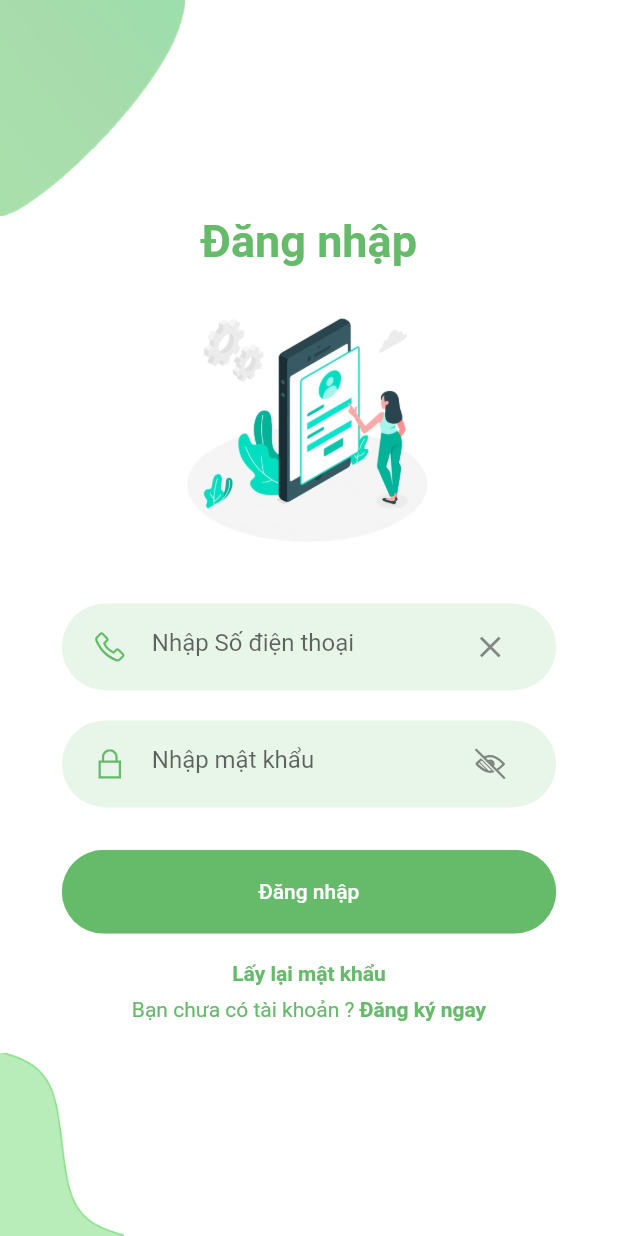
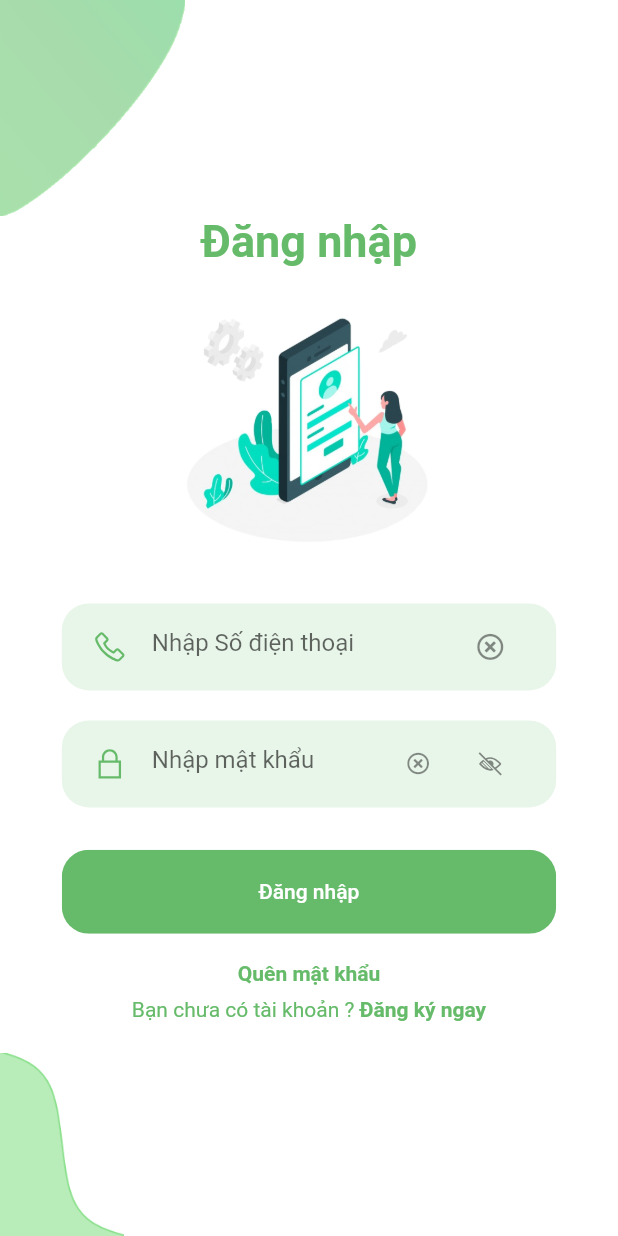
Before and after one commit to hoangphan3565/KLTN-chari, a Flutter app: the screen it shows after launch, item 2 of the bottom bar chosen, after a tap on "Đăng nhập", on a phone screen of 412 x 824 dp. Run offline on Flutter 3.47's test engine with Material 2 defaults, Android fonts, the phone set to English and light mode, and no system bars; our stand-ins replace carousel_slider, chewie, cloud_firestore, curved_navigation_bar, custom_radio_grouped_button, firebase_auth and 9 more; accounts and stored records are empty; network calls fail; project files that could hold a hidden picture were left out.

Commit message:
Cập nhật UI cho ứng dụng mobile

```diff
--- a/charity_donator_app/lib/screens/appbar_screen.dart
+++ b/charity_donator_app/lib/screens/appbar_screen.dart
@@ -23,13 +23,15 @@ class AppBarScreen extends StatefulWidget {
 
 class _AppBarScreenState extends State<AppBarScreen> {
   // final Firestore _db = Firestore.instance;
-  // StreamSubscription iosSubscription;
+  StreamSubscription iosSubscription;
 
   final FirebaseMessaging _fcm = FirebaseMessaging();
 
   Timer _getNewDataAfter;
   int _page = 0;
-  GlobalKey _bottomNavigationKey = GlobalKey();
+  GlobalKey _bottomNavigationKeyUnLogged = GlobalKey();
+  GlobalKey _bottomNavigationKeyLogged = GlobalKey();
+
   bool islogin = false;
   var projects = new List<Project>();
   var project_types = new List<ProjectType>();
@@ -58,10 +60,10 @@ class _AppBarScreenState extends State<AppBarScreen> {
     });
 
     _fcm.subscribeToTopic('project_added');
-    // if(Platform.isIOS){
-    //   iosSubscription = _fcm.onIosSettingsRegistered.listen((event) {_saveDeviceToken();});
-    //   _fcm.requestNotificationPermissions(IosNotificationSettings());
-    // } else { _saveDeviceToken();}
+    if(Platform.isIOS){
+      iosSubscription = _fcm.onIosSettingsRegistered.listen((event) {_saveDeviceToken();});
+      _fcm.requestNotificationPermissions(IosNotificationSettings());
+    } else { _saveDeviceToken();}
 
     _fcm.configure(
       onMessage: (Map<String,dynamic> message) async{
@@ -78,27 +80,9 @@ class _AppBarScreenState extends State<AppBarScreen> {
       },
       onResume: (Map<String,dynamic> message) async{
         print("onResume: $message");
-        Fluttertoast.showToast(
-            msg: message['notification']['title']+": "+message['notification']['body'],
-            toastLength: Toast.LENGTH_LONG,
-            gravity: ToastGravity.TOP,
-            timeInSecForIosWeb: 2,
-            backgroundColor: Colors.blueAccent,
-            textColor: Colors.white,
-            fontSize: 16.0
-        );
       },
       onLaunch: (Map<String,dynamic> message) async{
         print("onLaunch: $message");
-        Fluttertoast.showToast(
-            msg: message['notification']['title']+": "+message['notification']['body'],
-            toastLength: Toast.LENGTH_LONG,
-            gravity: ToastGravity.TOP,
-            timeInSecForIosWeb: 2,
-            backgroundColor: Colors.blueAccent,
-            textColor: Colors.white,
-            fontSize: 16.0
-        );
       },
     );
   }
@@ -162,7 +146,8 @@ class _AppBarScreenState extends State<AppBarScreen> {
       if(token==null || expirationDate.isBefore(now)) {
         islogin=false;
         prefs.clear();
-      }else{
+      }
+      else{
         islogin=true;
         donator.full_name = prefs.getString('donator_full_name').toString();
         donator.id = prefs.getInt('donator_id');
@@ -173,34 +158,43 @@ class _AppBarScreenState extends State<AppBarScreen> {
     });
   }
 
-  // _saveDeviceToken() async{
-  //   // Get current user
-  //   String uid = '';
-  //   // FirebaseUser user = await _auth.currentUser();
-  //
-  //   // Get the token for this device
-  //   String fcmToken = await _fcm.getToken();
-  //
-  //   // Save it to Firestore
-  //   if(fcmToken != null){
-  //     var tokenRef = _db
-  //         .collection('users')
-  //         .document(uid)
-  //         .collection('token')
-  //         .document(fcmToken);
-  //     await tokenRef.setData({
-  //       'token': fcmToken,
-  //       'createdAt':FieldValue.serverTimestamp(),
-  //       'platform':Platform.operatingSystem
-  //     });
-  //   }
-  // }
+  _saveDeviceToken() async{
+    String fcmToken = await _fcm.getToken();
+    if(islogin==true){
+      API.saveFCMToken(this.donator.phone_number, fcmToken);
+    }
+  }
 
   @override
   Widget build(BuildContext context) {
-    return Scaffold(
+    return this.islogin==false ?
+    Scaffold(
+        bottomNavigationBar:
+        CurvedNavigationBar(
+          key: _bottomNavigationKeyUnLogged,
+          index: 0,
+          height: 50.0,
+          items: <Widget>[
+            Icon(Icons.home, size: 30,color: Colors.green[600],),
+            Icon(Icons.account_circle, size: 30,color: Colors.green[600],),
+          ],
+          color: Colors.green[100],
+          buttonBackgroundColor: Colors.green[100],
+          backgroundColor: Colors.white,
+          animationCurve: Curves.easeInOut,
+          animationDuration: Duration(milliseconds: 300),
+          onTap: (index) {
+            setState(() {
+              _page = index;
+            });
+          },
+        ),
+        body: _page == 0 ? HomeScreen(projects: this.projects,project_types :this.project_types,isLogin: this.islogin,) : AskScreen()
+    )
+        :
+    Scaffold(
         bottomNavigationBar: CurvedNavigationBar(
-          key: _bottomNavigationKey,
+          key: _bottomNavigationKeyLogged,
           index: 0,
           height: 50.0,
           items: <Widget>[
@@ -227,15 +221,11 @@ class _AppBarScreenState extends State<AppBarScreen> {
             });
           },
         ),
-        body: islogin == false ?
-              (_page == 0 ? HomeScreen(projects: this.projects,project_types :this.project_types,isLogin: this.islogin,)
-              : AskScreen())
-            :
-              (_page == 0 ? HomeScreen(projects: this.projects, project_types: this.project_types,isLogin: this.islogin)
-              : _page == 1 ? FavoriteScreen(projects: this.projects)
-              : _page == 2 ? NotificationsScreen()
-              : _page == 3 ? HistoryScreen(donate_details_list: this.donate_details_list,projects: this.projects)
-              : PersonalScreen(donator: this.donator))
+        body: (_page == 0 ? HomeScreen(projects: this.projects, project_types: this.project_types,isLogin: this.islogin)
+            : _page == 1 ? FavoriteScreen(projects: this.projects)
+            : _page == 2 ? NotificationsScreen()
+            : _page == 3 ? HistoryScreen(donate_details_list: this.donate_details_list,projects: this.projects)
+            : PersonalScreen(donator: this.donator))
     );
   }
 }
--- a/charity_donator_app/lib/screens/authentication/enter_code_screen.dart
+++ b/charity_donator_app/lib/screens/authentication/enter_code_screen.dart
@@ -124,7 +124,7 @@ class _EnterCodeScreenState extends State<EnterCodeScreen> {
                 icon: LineAwesomeIcons.key,
                 keyboardType: TextInputType.number,
                 controller: _codeController,
-                onTopClearIcon: ()=>{_codeController.clear()},
+                onTapClearIcon: ()=>{_codeController.clear()},
                 onChanged: (value) {},
               ),
               RoundedButton(
--- a/charity_donator_app/lib/screens/authentication/forgot_password_screen.dart
+++ b/charity_donator_app/lib/screens/authentication/forgot_password_screen.dart
@@ -118,7 +118,7 @@ class _ForgotPasswordScreenState extends State<ForgotPasswordScreen>{
                 icon: LineAwesomeIcons.phone,
                 keyboardType: TextInputType.number,
                 controller: _usernameController,
-                onTopClearIcon: ()=>{_usernameController.clear()},
+                onTapClearIcon: ()=>{_usernameController.clear()},
                 onChanged: (value) {},
               ),
 
--- a/charity_donator_app/lib/screens/authentication/login_screen.dart
+++ b/charity_donator_app/lib/screens/authentication/login_screen.dart
@@ -217,7 +217,7 @@ class _LoginScreenState extends State<LoginScreen>{
                   icon: LineAwesomeIcons.phone,
                   keyboardType: TextInputType.number,
                   controller: _usernameController,
-                  onTopClearIcon: ()=>{_usernameController.clear()},
+                  onTapClearIcon: ()=>{_usernameController.clear()},
                   onChanged: (value) {},
                 ),
                 RoundedPasswordField(
@@ -225,7 +225,8 @@ class _LoginScreenState extends State<LoginScreen>{
                   obscureText: notSeePassword,
                   icon: LineAwesomeIcons.lock,
                   controller: _passwordController,
-                  onTapSuffixIcon: ()=>{
+                  onTapClearIcon: ()=>{_passwordController.clear()},
+                  switchObscureTextMode: ()=>{
                     if(notSeePassword==true){
                       setState((){notSeePassword=false;})
                     }else{
@@ -250,7 +251,7 @@ class _LoginScreenState extends State<LoginScreen>{
                         Navigator.pushReplacement(context,MaterialPageRoute(builder: (BuildContext ctx) => ForgotPasswordScreen()))
                       },
                       child: Text(
-                        "Lấy lại mật khẩu",
+                        "Quên mật khẩu",
                         style: TextStyle(
                           color: kPrimaryColor,
                           fontWeight: FontWeight.bold,
--- a/charity_donator_app/lib/screens/authentication/recover_password_screen.dart
+++ b/charity_donator_app/lib/screens/authentication/recover_password_screen.dart
@@ -93,7 +93,8 @@ class _RecoverPasswordScreenState extends State<RecoverPasswordScreen>{
                 icon: LineAwesomeIcons.lock_open,
                 obscureText: notSeePassword1,
                 controller: _password1Controller,
-                onTapSuffixIcon: ()=>{
+                onTapClearIcon: ()=>{_password1Controller.clear()},
+                switchObscureTextMode: ()=>{
                   if(notSeePassword1==true){
                     setState((){notSeePassword1=false;})
                   }else{
@@ -107,7 +108,8 @@ class _RecoverPasswordScreenState extends State<RecoverPasswordScreen>{
                 icon: LineAwesomeIcons.lock,
                 obscureText: notSeePassword2,
                 controller: _password2Controller,
-                onTapSuffixIcon: ()=>{
+                onTapClearIcon: ()=>{_password2Controller.clear()},
+                switchObscureTextMode: ()=>{
                   if(notSeePassword2==true){
                     setState((){notSeePassword2=false;})
                   }else{
--- a/charity_donator_app/lib/screens/donate/donate_screen.dart
+++ b/charity_donator_app/lib/screens/donate/donate_screen.dart
@@ -155,7 +155,7 @@ class _DonateScreenState extends State<DonateScreen> {
                       icon: Icons.favorite,
                       keyboardType: TextInputType.number,
                       controller: _moneyControllerField,
-                      onTopClearIcon: ()=>{
+                      onTapClearIcon: ()=>{
                         _moneyControllerField.clear(),
                         setState(() {
                           str_donate_money = '';
@@ -198,7 +198,7 @@ class _DonateScreenState extends State<DonateScreen> {
                       icon: Icons.messenger_outline,
                       keyboardType: TextInputType.text,
                       controller: _messageControllerField,
-                      onTopClearIcon: ()=>{_messageControllerField.clear()},
+                      onTapClearIcon: ()=>{_messageControllerField.clear()},
                       onChanged: (value) {},
                     ),
                     RoundedButton(
--- a/charity_donator_app/lib/screens/personal/personal_screen.dart
+++ b/charity_donator_app/lib/screens/personal/personal_screen.dart
@@ -8,6 +8,7 @@ import 'package:charity_donator_app/screens/screens.dart';
 import 'package:charity_donator_app/services/services.dart';
 import 'package:charity_donator_app/utility/utility.dart';
 import 'package:charity_donator_app/widgets/widgets.dart';
+import 'package:firebase_messaging/firebase_messaging.dart';
 import 'package:flutter/material.dart';
 import 'package:fluttertoast/fluttertoast.dart';
 import 'package:http/http.dart' as http;
@@ -111,7 +112,7 @@ class _PersonalScreenState extends State<PersonalScreen> {
                       hintText: 'Họ và tên',
                       keyboardType: TextInputType.name,
                       controller: _fullnameField,
-                      onTopClearIcon: ()=>{_fullnameField.clear()},
+                      onTapClearIcon: ()=>{_fullnameField.clear()},
                       onChanged: (value) {},
                     ),
                     RoundedInputField(
@@ -119,7 +120,7 @@ class _PersonalScreenState extends State<PersonalScreen> {
                       hintText: 'Địa chỉ',
                       keyboardType: TextInputType.streetAddress,
                       controller: _addressField,
-                      onTopClearIcon: ()=>{_addressField.clear()},
+                      onTapClearIcon: ()=>{_addressField.clear()},
                       onChanged: (value) {},
                     ),
 
@@ -223,6 +224,7 @@ class _PersonalScreenState extends State<PersonalScreen> {
                       fontsize: 17,
                       press: () async {
                         SharedPreferences prefs = await SharedPreferences.getInstance();
+                        API.saveFCMToken(prefs.getString('username'), null);
                         await prefs.clear();
                         Navigator.pushReplacement(context,MaterialPageRoute(builder: (BuildContext ctx) => AppBarScreen()));
                       },
--- a/charity_donator_app/lib/services/send_feedbacks_service.dart
+++ b/charity_donator_app/lib/services/send_feedbacks_service.dart
@@ -41,7 +41,7 @@ class FeedBackService{
                       icon: Icons.adjust,
                       keyboardType: TextInputType.text,
                       controller: _titleField,
-                      onTopClearIcon: ()=>{_titleField.clear()},
+                      onTapClearIcon: ()=>{_titleField.clear()},
                       hintText: 'Tiêu đề',
                       onChanged: (value) {},
                     ),
@@ -49,7 +49,7 @@ class FeedBackService{
                       icon: Icons.message,
                       keyboardType: TextInputType.text,
                       controller: _descriptionField,
-                      onTopClearIcon: ()=>{_descriptionField.clear()},
+                      onTapClearIcon: ()=>{_descriptionField.clear()},
                       hintText: 'Nội dung đóng góp',
                       onChanged: (value) {},
                     ),
--- a/charity_donator_app/lib/widgets/rounded_button.dart
+++ b/charity_donator_app/lib/widgets/rounded_button.dart
@@ -22,7 +22,7 @@ class RoundedButton extends StatelessWidget {
       margin: EdgeInsets.symmetric(vertical: 10),
       width: size.width * 0.8,
       child: ClipRRect(
-        borderRadius: BorderRadius.circular(29),
+        borderRadius: BorderRadius.circular(18),
         child: FlatButton(
           padding: EdgeInsets.symmetric(vertical: 20, horizontal: 40),
           color: color,
--- a/charity_donator_app/lib/widgets/rounded_input_field.dart
+++ b/charity_donator_app/lib/widgets/rounded_input_field.dart
@@ -1,12 +1,13 @@
 import 'package:charity_donator_app/constants.dart';
 import 'package:charity_donator_app/widgets/widgets.dart';
 import 'package:flutter/material.dart';
+import 'package:font_awesome_flutter/font_awesome_flutter.dart';
 
 class RoundedInputField extends StatelessWidget {
   final String hintText;
   final IconData icon;
   final bool showClearIcon;
-  final Function onTopClearIcon;
+  final Function onTapClearIcon;
   final TextEditingController controller;
   final ValueChanged<String> onChanged;
   final TextInputType keyboardType;
@@ -19,7 +20,7 @@ class RoundedInputField extends StatelessWidget {
     this.controller,
     this.icon,
     this.showClearIcon,
-    this.onTopClearIcon,
+    this.onTapClearIcon,
     this.onChanged,
   }) : super(key: key);
 
@@ -38,8 +39,10 @@ class RoundedInputField extends StatelessWidget {
             color: kPrimaryColor,
           ),
           suffixIcon: IconButton(
-            onPressed: onTopClearIcon,
-            icon: Icon(Icons.close)
+              splashRadius: 18,
+              iconSize: 18,
+              onPressed: onTapClearIcon,
+              icon: FaIcon(FontAwesomeIcons.timesCircle)
           ),
           hintText: hintText,
           border: InputBorder.none,
--- a/charity_donator_app/lib/widgets/rounded_password_field.dart
+++ b/charity_donator_app/lib/widgets/rounded_password_field.dart
@@ -1,6 +1,7 @@
 import 'package:charity_donator_app/constants.dart';
 import 'package:charity_donator_app/widgets/widgets.dart';
 import 'package:flutter/material.dart';
+import 'package:font_awesome_flutter/font_awesome_flutter.dart';
 import 'package:line_awesome_flutter/line_awesome_flutter.dart';
 
 class RoundedPasswordField extends StatelessWidget {
@@ -9,14 +10,16 @@ class RoundedPasswordField extends StatelessWidget {
   final IconData icon;
   final TextEditingController controller;
   final ValueChanged<String> onChanged;
-  final Function onTapSuffixIcon;
+  final Function switchObscureTextMode;
+  final Function onTapClearIcon;
   const RoundedPasswordField({
     Key key,
     this.hintText,
     this.obscureText,
     this.icon,
     this.controller,
-    this.onTapSuffixIcon,
+    this.switchObscureTextMode,
+    this.onTapClearIcon,
     this.onChanged,
   }) : super(key: key);
 
@@ -34,9 +37,31 @@ class RoundedPasswordField extends StatelessWidget {
             icon,
             color: kPrimaryColor,
           ),
-          suffixIcon: IconButton(
-            onPressed: onTapSuffixIcon,
-            icon: Icon(obscureText==true?LineAwesomeIcons.low_vision:Icons.remove_red_eye_outlined),
+          suffixIcon: Row(
+            mainAxisAlignment: MainAxisAlignment.spaceBetween, // added line
+            mainAxisSize: MainAxisSize.min, // added line
+            children: <Widget>[
+              // InkWell(
+              //     onTap: () {onTapClearIcon;},
+              //     child: FaIcon(FontAwesomeIcons.timesCircle,size: 15,)),
+              // InkWell(
+              //     onTap: () {switchObscureTextMode;},
+              //     child: Icon(obscureText==true?LineAwesomeIcons.low_vision:Icons.remove_red_eye_outlined,size: 18,)),
+              IconButton(
+                padding: EdgeInsets.only(right: 0),
+                splashRadius: 18,
+                iconSize: 15,
+                icon: FaIcon(FontAwesomeIcons.timesCircle),
+                onPressed: onTapClearIcon,
+              ),
+              IconButton(
+                padding: EdgeInsets.only(right: 0),
+                splashRadius: 18,
+                iconSize: 18,
+                icon: Icon(obscureText==true?LineAwesomeIcons.low_vision:Icons.remove_red_eye_outlined),
+                onPressed: switchObscureTextMode,
+              ),
+            ],
           ),
           border: InputBorder.none,
         ),
--- a/charity_donator_app/lib/widgets/text_field_container.dart
+++ b/charity_donator_app/lib/widgets/text_field_container.dart
@@ -17,7 +17,7 @@ class TextFieldContainer extends StatelessWidget {
       width: size.width * 0.8,
       decoration: BoxDecoration(
         color: kPrimaryLightColor,
-        borderRadius: BorderRadius.circular(29),
+        borderRadius: BorderRadius.circular(18),
       ),
       child: child,
     );
--- a/charity_donator_app/pubspec.yaml
+++ b/charity_donator_app/pubspec.yaml
@@ -29,6 +29,7 @@ dependencies:
   cloud_firestore: ^0.12.9+5
   firebase_messaging: ^5.0.2
   shared_preferences: ^0.5.12+4 #All platform
+  get: ^3.26.0 #All
   http: ^0.12.1 #All
   fluttertoast: ^7.1.1 #All
   percent_indicator: ^2.1.8 #All
@@ -40,7 +41,7 @@ dependencies:
   font_awesome_flutter: ^8.10.0 #All
   #flutter_money_formatter: 0.8.3 #iOS, Android
   webview_flutter: ^1.0.7 #iOS, Android
-  curved_navigation_bar: ^0.3.4 #All
+  curved_navigation_bar: ^0.3.7 #All
   custom_radio_grouped_button: ^1.0.6+1 #All
   jwt_decoder: ^1.0.3
   #  get: ^3.23.1
```
Also changed, not shown: charity_donator_app/lib/screens/authentication/signup_screen.dart (+5 -3 lines), charity_donator_app/lib/screens/personal/change_password_screen.dart (+10 -7 lines), charity_donator_app/pubspec.lock, 1 other file.
